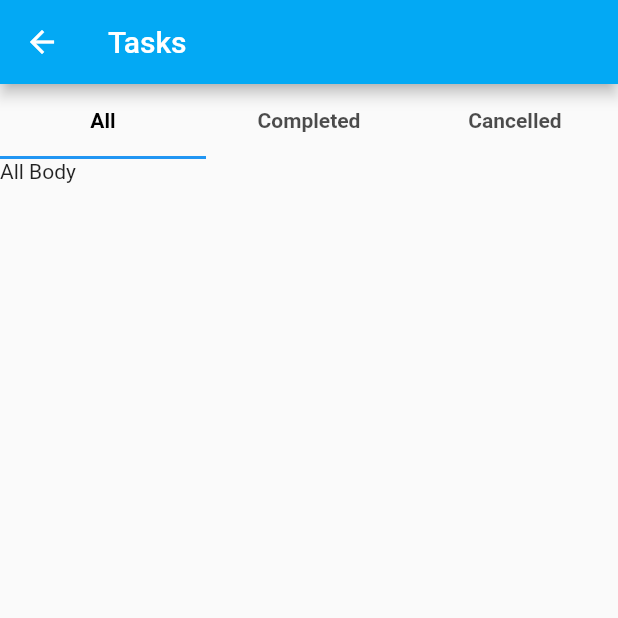
After one commit to champikamendis/new_parking_app, a Flutter app: the TasksPage screen opened directly, on a phone screen of 412 x 824 dp, the top half of it. The commit adds this screen. Run offline on Flutter 3.47's test engine with Material 2 defaults, Android fonts, the phone set to English and light mode, and no system bars; our stand-ins replace firebase_auth, firebase_database, google_maps_flutter, location; missing offline and left inert: bottom_sheet_stateful, google_map_polyline; accounts and stored records are empty; network calls fail.

Commit message:
Modify side nav bar

```diff
--- /dev/null
+++ b/lib/Widgets/header.dart
@@ -0,0 +1,23 @@
+import 'package:flutter/material.dart';
+
+AppBar header({ bool isAppTitle = false, String titleText}){
+  return AppBar(
+    backgroundColor: Colors.lightBlue,
+    leading: IconButton(
+      icon: Icon(
+        Icons.arrow_back,
+        color: Colors.white,
+      ),
+      onPressed: () {
+
+      },
+    ),
+    title: Text(
+      isAppTitle ? 'Enter your title' : titleText,
+      style: TextStyle(
+        fontSize: 20.0,
+        color: Colors.white
+      ),
+    ),
+  );
+}// TODO Implement this library.
--- a/lib/main.dart
+++ b/lib/main.dart
@@ -1,6 +1,7 @@
 import 'package:flutter/material.dart';
 import 'package:new_parking_app/screens/authenticate/login.dart';
 import 'package:new_parking_app/screens/ui/home.dart';
+
 
 void main() => runApp(MyApp());
 
--- /dev/null
+++ b/lib/screens/SideNav/tasks.dart
@@ -0,0 +1,53 @@
+import 'package:flutter/material.dart';
+import '../../Widgets/header.dart';
+
+class TasksPage extends StatefulWidget {
+  TasksPage({Key key}) : super(key: key);
+
+  @override
+  _TasksPageState createState() => _TasksPageState();
+}
+
+class _TasksPageState extends State<TasksPage> {
+  @override
+  Widget build(BuildContext context) {
+    return Scaffold(
+      appBar: header(titleText: "Tasks"),
+       body: DefaultTabController(
+         length: 3,
+         child: Column(
+          children: <Widget>[
+            Container(
+              constraints: BoxConstraints.expand(height: 50),
+              child: TabBar(
+                labelColor: Colors.black,
+                labelStyle: TextStyle(
+                  fontWeight: FontWeight.bold
+                ),
+                tabs: [
+                Tab(text: "All"),
+                Tab(text: "Completed"),
+                Tab(text: "Cancelled")
+              ]),
+            ),
+            Expanded(
+              child: Container(
+                child: TabBarView(children: [
+                  Container(
+                    child: Text("All Body"),
+                  ),
+                  Container(
+                    child: Text("Completed Body"),
+                  ),
+                  Container(
+                    child: Text("Cancelled Body"),
+                  ),
+                ]),
+              ),
+            )
+          ],
+        ),
+       ),
+    );
+  }
+}
--- a/pubspec.yaml
+++ b/pubspec.yaml
@@ -20,6 +20,7 @@ dependencies:
   firebase_database: ^3.1.3
   google_map_polyline: ^0.2.0+1
   permission: ^0.1.7
+  bottom_sheet_stateful: ^0.1.1
 
 
 dev_dependencies:
```
Also changed, not shown: lib/screens/SideNav/about_us.dart (added, +84 -0 lines), lib/screens/SideNav/help.dart (added, +10 -0 lines), lib/screens/ui/home.dart (+32 -45 lines), lib/screens/ui/loadingHelp.dart (deleted, +0 -167 lines), pubspec.lock.
